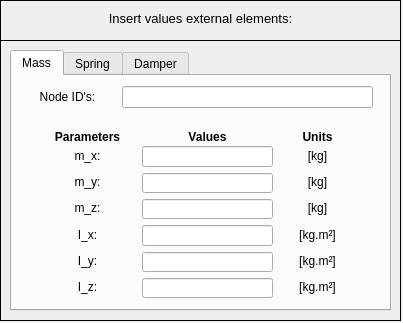
First picture: the form in pulse/uix/user_input/ui/addMassSpringDamperInput.ui, repository open-pulse/OpenPulse, before the edit.
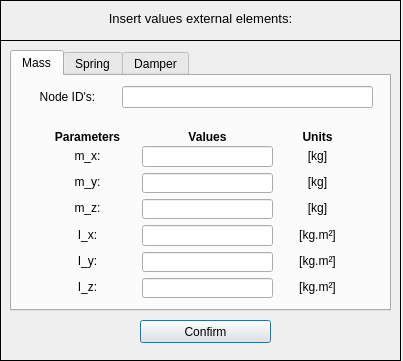
Second picture: the form after the edit. Icons and pictures are not drawn.

Diff of the .ui file:
```diff
--- a/pulse/uix/user_input/ui/addMassSpringDamperInput.ui
+++ b/pulse/uix/user_input/ui/addMassSpringDamperInput.ui
@@ -10,7 +10,7 @@
     <x>0</x>
     <y>0</y>
     <width>403</width>
-    <height>323</height>
+    <height>361</height>
    </rect>
   </property>
   <property name="sizePolicy">
@@ -38,7 +38,7 @@
      <x>0</x>
      <y>0</y>
      <width>401</width>
-     <height>321</height>
+     <height>361</height>
     </rect>
    </property>
    <property name="font">
@@ -96,7 +96,7 @@
       <x>0</x>
       <y>40</y>
       <width>401</width>
-      <height>281</height>
+      <height>321</height>
      </rect>
     </property>
     <property name="frameShape">
@@ -1030,6 +1030,19 @@
       </widget>
      </widget>
     </widget>
+    <widget class="QPushButton" name="pushButton_confirm">
+     <property name="geometry">
+      <rect>
+       <x>140</x>
+       <y>280</y>
+       <width>131</width>
+       <height>23</height>
+      </rect>
+     </property>
+     <property name="text">
+      <string>Confirm</string>
+     </property>
+    </widget>
    </widget>
   </widget>
  </widget>
```
